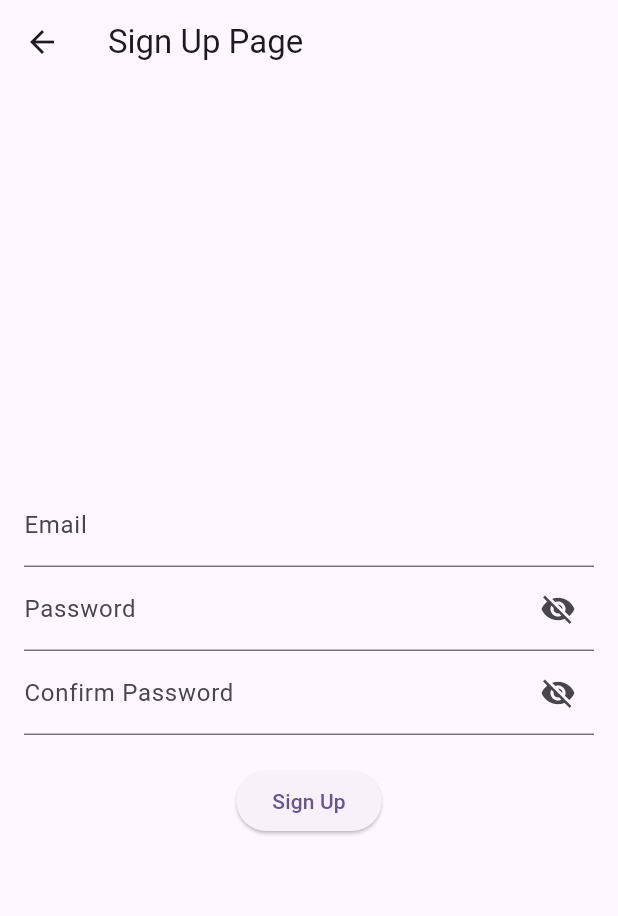
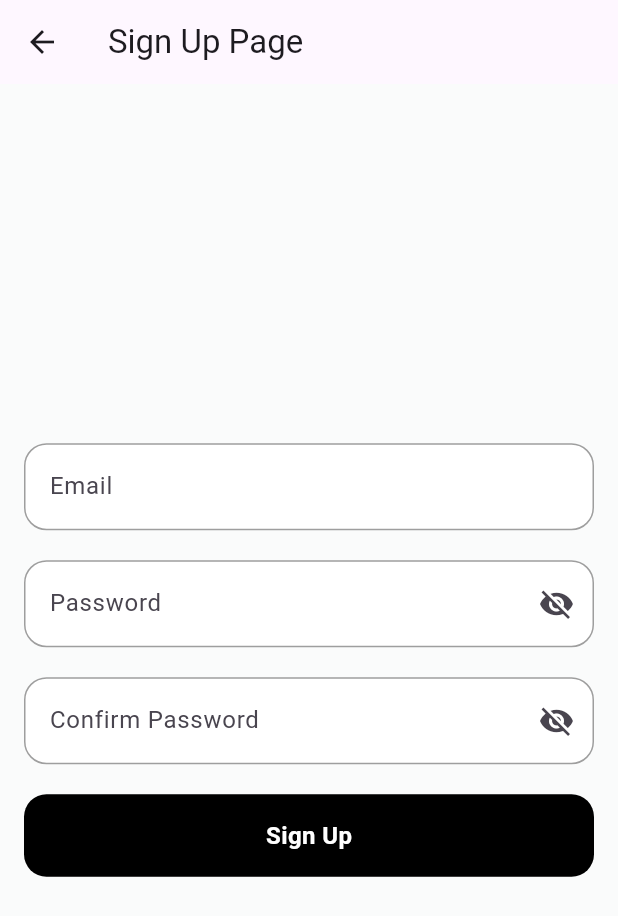
Before and after one commit to jasimrazi/PortfolioApp, a Flutter app: the screen it shows after launch, after a tap on an icon or button, on a phone screen of 412 x 824 dp. Shown: the top 916 px of the screen. Run offline on Flutter 3.47's test engine with Material 3 defaults, Android fonts, the phone set to English and light mode, and no system bars; our stand-ins replace cloud_firestore, firebase_auth, firebase_core, google_fonts, image_picker; accounts and stored records are empty; network calls fail.

Commit message:
Update design

```diff
--- a/lib/main.dart
+++ b/lib/main.dart
@@ -5,6 +5,7 @@ import 'package:portfolioapp/screens/homepage.dart';
 import 'package:portfolioapp/screens/loginpage.dart';
 import 'package:portfolioapp/screens/signuppage.dart';
 import 'package:portfolioapp/screens/userinfo.dart';
+import 'package:portfolioapp/utilities/theme.dart';
 import 'firebase_options.dart';
 
 void main() async {
@@ -23,10 +24,7 @@ class MyApp extends StatelessWidget {
     return MaterialApp(
       title: 'Portfolio App',
       debugShowCheckedModeBanner: false,
-      theme: ThemeData(
-        colorScheme: ColorScheme.fromSeed(seedColor: Colors.deepPurple),
-        useMaterial3: true,
-      ),
+      theme: appTheme,
       initialRoute:
           FirebaseAuth.instance.currentUser == null ? '/login' : '/home',
       routes: {
--- a/lib/screens/loginpage.dart
+++ b/lib/screens/loginpage.dart
@@ -2,6 +2,8 @@ import 'package:flutter/material.dart';
 import 'package:portfolioapp/services/auth_service.dart';
 import 'package:firebase_auth/firebase_auth.dart';
 import 'package:flutter/cupertino.dart';
+import 'package:portfolioapp/widgets/custombutton.dart';
+import 'package:portfolioapp/widgets/normal_textfield.dart';
 
 class LoginPage extends StatefulWidget {
   @override
@@ -49,35 +51,31 @@ class _LoginPageState extends State<LoginPage> {
         child: Column(
           mainAxisAlignment: MainAxisAlignment.center,
           children: [
-            TextField(
+            buildNormalTextField(
               controller: _emailController,
-              decoration: InputDecoration(labelText: 'Email'),
-            ),
-            TextField(
-              controller: _passwordController,
-              obscureText: true,
-              decoration: InputDecoration(labelText: 'Password'),
+              hintText: 'Email',
             ),
             SizedBox(height: 20),
-            ElevatedButton(
-              onPressed: _isLoading ? null : _login,
-              child: _isLoading
-                  ? Row(
-                      mainAxisSize: MainAxisSize.min,
-                      children: [
-                        CupertinoActivityIndicator(),
-                        SizedBox(width: 10),
-                        Text('Logging In...'),
-                      ],
-                    )
-                  : Text('Login'),
+            buildNormalTextField(
+              controller: _passwordController,
+              hintText: 'Password',
+              obscureText: true,
+            ),
+            SizedBox(height: 20),
+            CustomButton(
+              isLoading: _isLoading,
+              text: 'Login',
+              onTap: _login,
             ),
             SizedBox(height: 20),
             TextButton(
               onPressed: () {
                 Navigator.pushNamed(context, '/signup');
               },
-              child: Text('Don\'t have an account? Sign Up'),
+              child: Text(
+                'Don\'t have an account? Sign Up',
+                style: TextStyle(color: Colors.grey),
+              ),
             ),
           ],
         ),
--- a/lib/screens/signuppage.dart
+++ b/lib/screens/signuppage.dart
@@ -2,6 +2,8 @@ import 'package:flutter/material.dart';
 import 'package:portfolioapp/services/auth_service.dart';
 import 'package:firebase_auth/firebase_auth.dart';
 import 'package:flutter/cupertino.dart';
+import 'package:portfolioapp/widgets/custombutton.dart';
+import 'package:portfolioapp/widgets/normal_textfield.dart';
 
 class SignUpPage extends StatefulWidget {
   @override
@@ -62,15 +64,15 @@ class _SignUpPageState extends State<SignUpPage> {
         child: Column(
           mainAxisAlignment: MainAxisAlignment.center,
           children: [
-            TextField(
+            buildNormalTextField(
               controller: _emailController,
-              decoration: InputDecoration(labelText: 'Email'),
+              hintText: 'Email',
             ),
-            TextField(
+            SizedBox(height: 20),
+            buildNormalTextField(
               controller: _passwordController,
+              hintText: 'Password',
               obscureText: !_passwordVisible,
-              decoration: InputDecoration(
-                labelText: 'Password',
               suffixIcon: IconButton(
                 icon: Icon(
                   _passwordVisible ? Icons.visibility : Icons.visibility_off,
@@ -82,12 +84,11 @@ class _SignUpPageState extends State<SignUpPage> {
                 },
               ),
             ),
-            ),
-            TextField(
+            SizedBox(height: 20),
+            buildNormalTextField(
               controller: _confirmPasswordController,
+              hintText: 'Confirm Password',
               obscureText: !_passwordVisible,
-              decoration: InputDecoration(
-                labelText: 'Confirm Password',
               suffixIcon: IconButton(
                 icon: Icon(
                   _passwordVisible ? Icons.visibility : Icons.visibility_off,
@@ -99,21 +100,8 @@ class _SignUpPageState extends State<SignUpPage> {
                 },
               ),
             ),
-            ),
             SizedBox(height: 20),
-            ElevatedButton(
-              onPressed: _isLoading ? null : _signUp,
-              child: _isLoading
-                  ? Row(
-                      mainAxisSize: MainAxisSize.min,
-                      children: [
-                        CupertinoActivityIndicator(),
-                        SizedBox(width: 10),
-                        Text('Signing Up...'),
-                      ],
-                    )
-                  : Text('Sign Up'),
-            ),
+            CustomButton(isLoading: _isLoading, text: 'Sign Up')
           ],
         ),
       ),
--- /dev/null
+++ b/lib/utilities/theme.dart
@@ -0,0 +1,24 @@
+// app_theme.dart
+import 'package:flutter/material.dart';
+import 'package:google_fonts/google_fonts.dart';
+
+final ThemeData appTheme = ThemeData(
+  fontFamily: GoogleFonts.rethinkSans().fontFamily,
+  scaffoldBackgroundColor: const Color(0xfffafbfb),
+  useMaterial3: true,
+  textTheme: const TextTheme(
+    bodyLarge: TextStyle(color: Colors.black),
+    bodyMedium: TextStyle(color: Colors.black),
+    displayLarge: TextStyle(color: Colors.black),
+    displayMedium: TextStyle(color: Colors.black),
+    displaySmall: TextStyle(color: Colors.black),
+    headlineMedium: TextStyle(color: Colors.black),
+    headlineSmall: TextStyle(color: Colors.black),
+    titleLarge: TextStyle(color: Colors.black),
+    titleMedium: TextStyle(color: Colors.black),
+    titleSmall: TextStyle(color: Colors.black),
+    bodySmall: TextStyle(color: Colors.black),
+    labelLarge: TextStyle(color: Colors.black),
+    labelSmall: TextStyle(color: Colors.black),
+  ),
+);
--- /dev/null
+++ b/lib/widgets/custombutton.dart
@@ -0,0 +1,47 @@
+import 'package:flutter/material.dart';
+import 'package:flutter/cupertino.dart';
+
+class CustomButton extends StatelessWidget {
+  final bool isLoading;
+  final String text;
+  final VoidCallback? onTap;
+
+  const CustomButton({
+    Key? key,
+    required this.isLoading,
+    required this.text,
+    this.onTap,
+  }) : super(key: key);
+
+  @override
+  Widget build(BuildContext context) {
+    return InkWell(
+      onTap: isLoading ? null : onTap,
+      child: Container(
+        width: double.infinity,
+        padding: EdgeInsets.symmetric(vertical: 16.0, horizontal: 24.0),
+        decoration: BoxDecoration(
+          color: Colors.black, // Set your desired color here
+          borderRadius: BorderRadius.circular(15),
+        ),
+        child: isLoading
+            ? Row(
+                mainAxisSize: MainAxisSize.min,
+                children: [
+                  CupertinoActivityIndicator(),
+                  SizedBox(width: 10),
+                ],
+              )
+            : Center(
+                child: Text(
+                  text,
+                  style: TextStyle(
+                      color: Colors.white,
+                      fontSize: 16,
+                      fontWeight: FontWeight.w600),
+                ),
+              ),
+      ),
+    );
+  }
+}
--- /dev/null
+++ b/lib/widgets/normal_textfield.dart
@@ -0,0 +1,31 @@
+import 'package:flutter/material.dart';
+
+Widget buildNormalTextField({
+  required TextEditingController controller,
+  required String hintText,
+  bool obscureText = false,
+  int maxLines = 1,
+  Widget? suffixIcon,
+  VoidCallback? onPressed,
+}) {
+  return Container(
+    decoration: BoxDecoration(
+      color: Colors.white,
+      borderRadius: BorderRadius.circular(15.0),
+      border: Border.all(color: Colors.grey),
+    ),
+    child: TextField(
+      cursorColor: Colors.grey,
+      controller: controller,
+      obscureText: obscureText,
+      maxLines: maxLines,
+      decoration: InputDecoration(
+        hintText: hintText,
+        suffixIcon: suffixIcon,
+        border: InputBorder.none,
+        contentPadding: EdgeInsets.symmetric(horizontal: 16.0, vertical: 16.0),
+      ),
+      onTap: onPressed,
+    ),
+  );
+}
--- /dev/null
+++ b/lib/widgets/textfield.dart
@@ -0,0 +1,20 @@
+import 'package:flutter/material.dart';
+
+Widget buildTextField({
+  required TextEditingController controller,
+  required String labelText,
+  bool obscureText = false,
+  int maxLines = 1,
+  Widget? suffixIcon,
+}) {
+  return TextField(
+    controller: controller,
+    obscureText: obscureText,
+    maxLines: maxLines,
+    decoration: InputDecoration(
+      labelText: labelText,
+      suffixIcon: suffixIcon,
+      border: OutlineInputBorder(),
+    ),
+  );
+}
```
Lines whose indentation alone changed are shown as unchanged.
